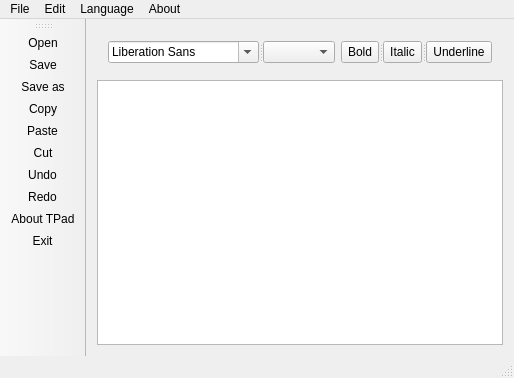
Before: the Qt Designer form src/mainwindow.ui in ZeroDot1/Clevit, drawn with Qt 5.
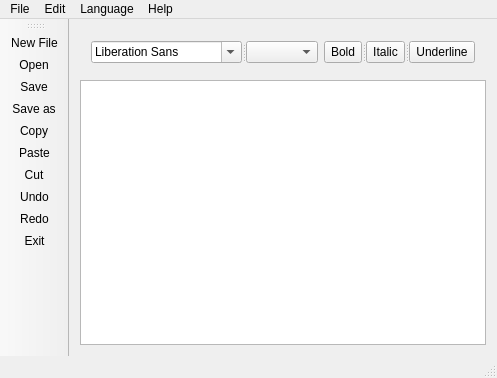
After: the same form once the commit is applied. Icons and pictures are not drawn.

Commit message: Added report bugs feature

The edit to the form file:
```diff
--- a/src/mainwindow.ui
+++ b/src/mainwindow.ui
@@ -153,9 +153,9 @@
     <addaction name="actionUndo"/>
     <addaction name="actionRedo"/>
    </widget>
-   <widget class="QMenu" name="menuAbout">
+   <widget class="QMenu" name="menuHelp">
     <property name="title">
-     <string>About</string>
+     <string>Help</string>
     </property>
     <addaction name="actionAbout_TPad"/>
    </widget>
@@ -167,7 +167,7 @@
    <addaction name="menuFile"/>
    <addaction name="menuEdit"/>
    <addaction name="menuLanguage"/>
-   <addaction name="menuAbout"/>
+   <addaction name="menuHelp"/>
   </widget>
   <widget class="QToolBar" name="mainToolBar">
    <attribute name="toolBarArea">
@@ -176,6 +176,7 @@
    <attribute name="toolBarBreak">
     <bool>false</bool>
    </attribute>
+   <addaction name="actionNew_File"/>
    <addaction name="actionOpen"/>
    <addaction name="actionSave"/>
    <addaction name="actionSave_as"/>
@@ -184,7 +185,6 @@
    <addaction name="actionCut"/>
    <addaction name="actionUndo"/>
    <addaction name="actionRedo"/>
-   <addaction name="actionAbout_TPad"/>
    <addaction name="actionExit"/>
   </widget>
   <widget class="QStatusBar" name="statusBar"/>
```
Left out of the diff: 16 changed lines with no effect on the pictures. The commit also changes 2 other files.
